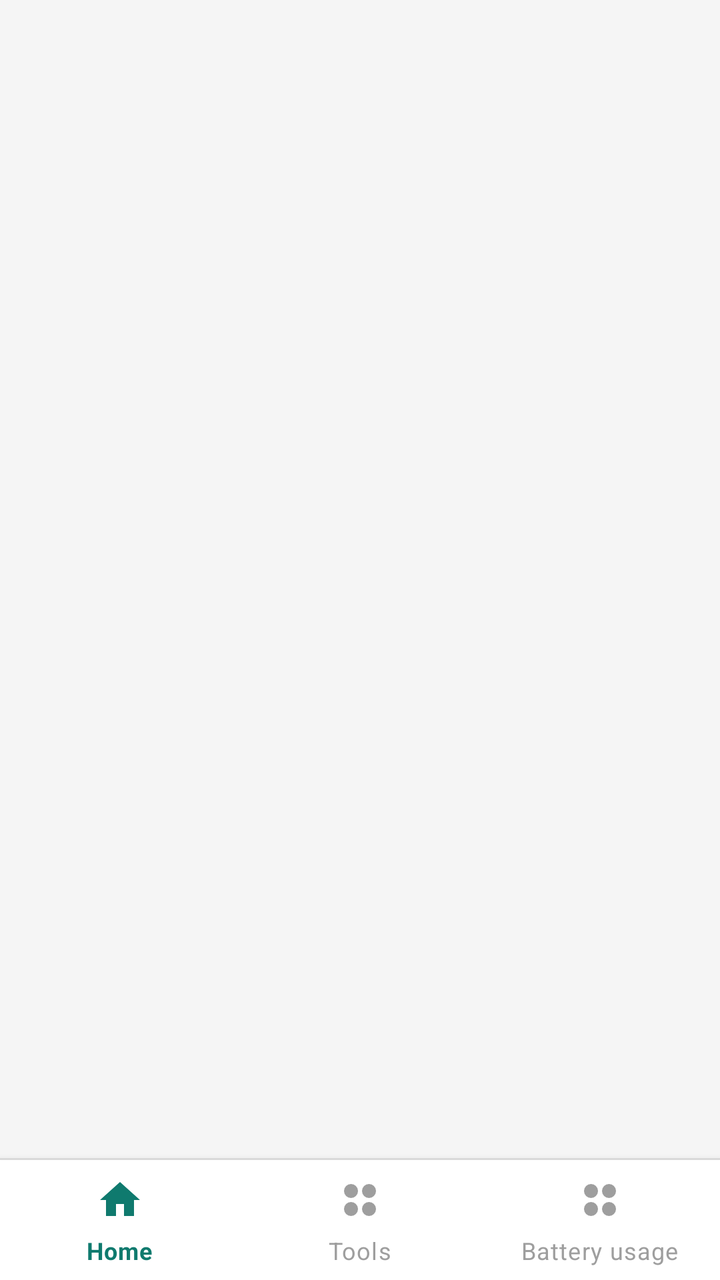
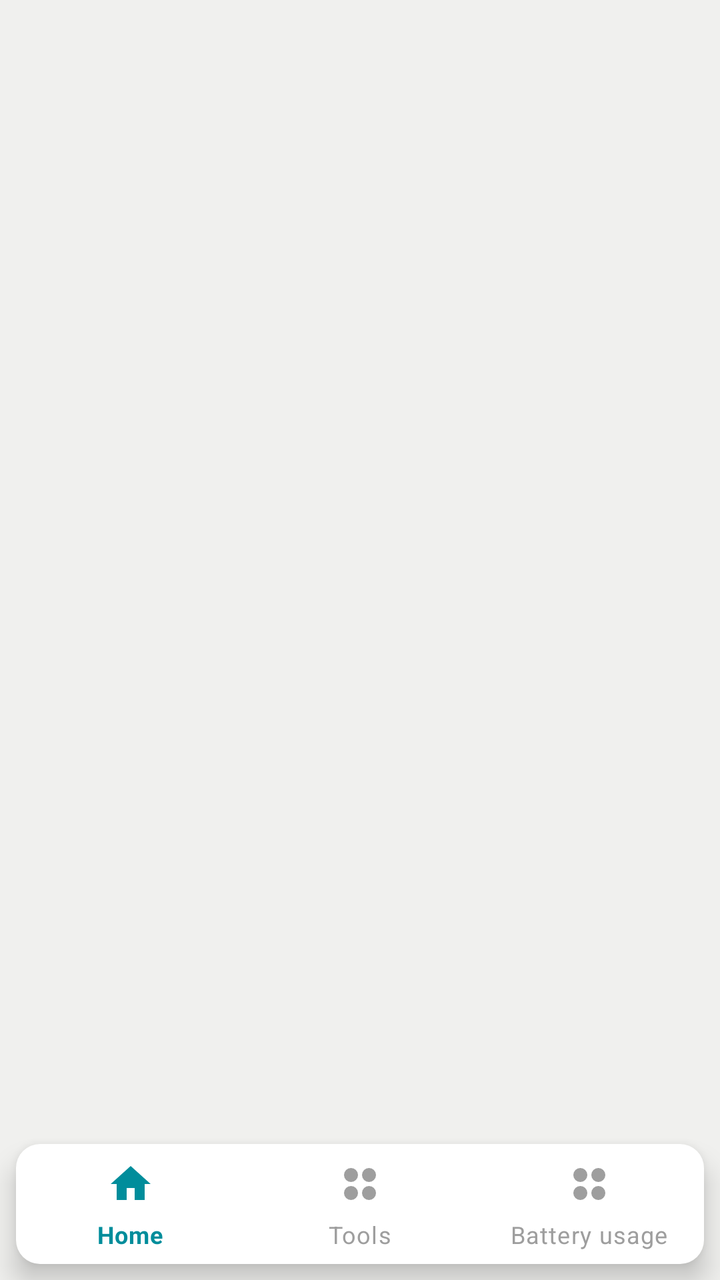

Before-and-after screenshots of an Android layout around one commit, followed by the original layout XML and the change that was made.
<!-- AndroidManifest.xml: application theme Theme.ChargManagement -->
<!-- res/layout/activity_home.xml -->
<?xml version="1.0" encoding="utf-8"?>
<androidx.constraintlayout.widget.ConstraintLayout
    xmlns:android="http://schemas.android.com/apk/res/android"
    xmlns:app="http://schemas.android.com/apk/res-auto"
    android:layout_width="match_parent"
    android:layout_height="match_parent"
    android:background="@color/bg_screen">

    <androidx.viewpager2.widget.ViewPager2
        android:id="@+id/viewPager"
        android:layout_width="0dp"
        android:layout_height="0dp"
        app:layout_constraintBottom_toTopOf="@id/bottomNav"
        app:layout_constraintEnd_toEndOf="parent"
        app:layout_constraintStart_toStartOf="parent"
        app:layout_constraintTop_toTopOf="parent" />

    <View
        android:layout_width="0dp"
        android:layout_height="1dp"
        android:background="@color/divider"
        app:layout_constraintBottom_toTopOf="@id/bottomNav"
        app:layout_constraintEnd_toEndOf="parent"
        app:layout_constraintStart_toStartOf="parent" />

    <com.google.android.material.bottomnavigation.BottomNavigationView
        android:id="@+id/bottomNav"
        android:layout_width="0dp"
        android:layout_height="@dimen/bottom_nav_height"
        android:background="@color/bg_surface"
        app:itemIconTint="@color/selector_bottom_nav"
        app:itemTextColor="@color/selector_bottom_nav"
        app:labelVisibilityMode="labeled"
        app:layout_constraintBottom_toBottomOf="parent"
        app:layout_constraintEnd_toEndOf="parent"
        app:layout_constraintStart_toStartOf="parent"
        app:menu="@menu/menu_bottom_nav" />

</androidx.constraintlayout.widget.ConstraintLayout>
<!-- resources referenced by this layout -->
<resources>
  <color name="bg_screen">#F5F5F5</color>
  <color name="bg_surface">#FFFFFF</color>
  <color name="divider">#E0E0E0</color>
  <dimen name="bottom_nav_height">60dp</dimen>
  <style name="Theme.ChargManagement" parent="Theme.MaterialComponents.Light.NoActionBar">
          <item name="colorPrimary">@color/teal_primary</item>
          <item name="colorPrimaryDark">@color/teal_primary_dark</item>
          <item name="colorAccent">@color/green_accent</item>
          <item name="android:windowBackground">@color/bg_screen</item>
          <item name="android:statusBarColor">@color/teal_primary</item>
          <item name="android:navigationBarColor">@color/bg_surface</item>
          <item name="android:windowLightStatusBar">false</item>
          <item name="android:windowLightNavigationBar" tools:targetApi="27">true</item>
          <item name="android:textColorPrimary">@color/text_primary</item>
          <item name="android:textColorSecondary">@color/text_secondary</item>
      </style>
  <color name="teal_primary">#0F7A6E</color>
  <color name="teal_primary_dark">#0A5F56</color>
  <color name="green_accent">#00C853</color>
  <color name="text_primary">#212121</color>
  <color name="text_secondary">#9E9E9E</color>
</resources>

<!-- the commit's change to res/layout/activity_home.xml (unified diff, before → after) -->
@@ -15,19 +15,15 @@
         app:layout_constraintStart_toStartOf="parent"
         app:layout_constraintTop_toTopOf="parent" />
 
-    <View
-        android:layout_width="0dp"
-        android:layout_height="1dp"
-        android:background="@color/divider"
-        app:layout_constraintBottom_toTopOf="@id/bottomNav"
-        app:layout_constraintEnd_toEndOf="parent"
-        app:layout_constraintStart_toStartOf="parent" />
-
+    
     <com.google.android.material.bottomnavigation.BottomNavigationView
         android:id="@+id/bottomNav"
         android:layout_width="0dp"
         android:layout_height="@dimen/bottom_nav_height"
-        android:background="@color/bg_surface"
+        android:layout_marginStart="@dimen/space_sm"
+        android:layout_marginEnd="@dimen/space_sm"
+        android:layout_marginBottom="@dimen/space_sm"
+        android:background="@drawable/bg_bottom_nav"
         app:itemIconTint="@color/selector_bottom_nav"
         app:itemTextColor="@color/selector_bottom_nav"
         app:labelVisibilityMode="labeled"
<!-- resource entries referenced after the edit -->
@@ -1,9 +1,17 @@
 <!-- resources referenced by this layout -->
 <resources>
-  <color name="bg_screen">#F5F5F5</color>
+  <color name="bg_screen">#F0F0EE</color>
   <color name="bg_surface">#FFFFFF</color>
-  <color name="divider">#E0E0E0</color>
+  <dimen name="radius_card">12dp</dimen>
   <dimen name="bottom_nav_height">60dp</dimen>
+  <dimen name="space_sm">8dp</dimen>
+  <!-- drawable bg_bottom_nav (drawable) -->
+  <?xml version="1.0" encoding="utf-8"?>
+  <shape xmlns:android="http://schemas.android.com/apk/res/android"
+      android:shape="rectangle">
+      <solid android:color="@color/bg_surface" />
+      <corners android:radius="@dimen/radius_card" />
+  </shape>
   <style name="Theme.ChargManagement" parent="Theme.MaterialComponents.Light.NoActionBar">
           <item name="colorPrimary">@color/teal_primary</item>
           <item name="colorPrimaryDark">@color/teal_primary_dark</item>
@@ -16,8 +24,8 @@
           <item name="android:textColorPrimary">@color/text_primary</item>
           <item name="android:textColorSecondary">@color/text_secondary</item>
       </style>
-  <color name="teal_primary">#0F7A6E</color>
-  <color name="teal_primary_dark">#0A5F56</color>
+  <color name="teal_primary">#008D9B</color>
+  <color name="teal_primary_dark">#006B76</color>
   <color name="green_accent">#00C853</color>
   <color name="text_primary">#212121</color>
   <color name="text_secondary">#9E9E9E</color>
